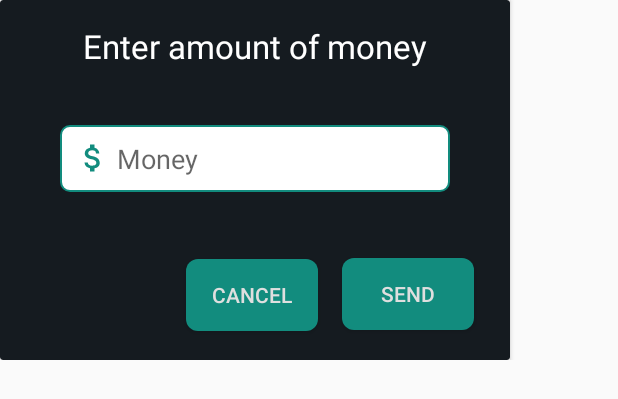
After one commit to SeifEldinMohamed/SimpleBankApp-SparksInternship, an Android app: the layout transaction_dialog.xml on its own in the app's theme, with its tools: preview values and no code run, on a phone screen of 412 x 824 dp. The commit adds this screen. Shown: the top 399 px of the screen. Run offline under Robolectric (Android 15) with nearby library versions, the phone set to English and light mode, and no system bars.

Commit message:
Transfer Dialog added

```diff
--- a/app/src/main/java/com/seif/simplebankapp/data/models/Transactions.kt
+++ b/app/src/main/java/com/seif/simplebankapp/data/models/Transactions.kt
@@ -1,13 +1,16 @@
 package com.seif.simplebankapp.data.models
 
+import android.os.Parcelable
 import androidx.room.Entity
 import androidx.room.PrimaryKey
+import kotlinx.parcelize.Parcelize
 
 @Entity
+@Parcelize
 data class Transactions(
     @PrimaryKey(autoGenerate = true)
     var id: Int,
     val from_clientName: String,
     val to_clientName: String,
     val moneyTransfer: Double
-)
+):Parcelable
--- a/app/src/main/java/com/seif/simplebankapp/ui/fragments/ClientsFragment.kt
+++ b/app/src/main/java/com/seif/simplebankapp/ui/fragments/ClientsFragment.kt
@@ -35,9 +35,7 @@ class ClientsFragment : Fragment() {
         })
         val clients = setUpDummyClients()
         clientsViewModel.addClients(clients)
-
         setUpRecyclerView()
-
     }
 
     private fun setUpRecyclerView() {
--- a/app/src/main/res/drawable/btn_transfer_money.xml
+++ b/app/src/main/res/drawable/btn_transfer_money.xml
@@ -1,5 +1,7 @@
 <?xml version="1.0" encoding="utf-8"?>
-<shape xmlns:android="http://schemas.android.com/apk/res/android">
+<shape xmlns:android="http://schemas.android.com/apk/res/android"
+    android:shape="rectangle"
+    >
     <solid android:color="@color/TealGreen" />
     <corners android:radius="8dp" />
 </shape>
--- /dev/null
+++ b/app/src/main/res/drawable/edit_custom_background.xml
@@ -0,0 +1,17 @@
+<?xml version="1.0" encoding="utf-8"?>
+<selector xmlns:android="http://schemas.android.com/apk/res/android">
+<item android:state_enabled="true" android:state_focused="true">
+    <shape android:shape="rectangle">
+        <corners android:radius="6dp" />
+        <solid android:color="@color/white" />
+        <stroke android:color="@color/TealGreen"
+            android:width="1dp" />
+    </shape>
+</item>
+    <item android:state_enabled="true">
+        <shape android:shape="rectangle">
+            <corners android:radius="6dp" />
+            <solid android:color="@color/white" />
+        </shape>
+    </item>
+</selector>
--- /dev/null
+++ b/app/src/main/res/drawable/ic_money.xml
@@ -0,0 +1,10 @@
+<vector xmlns:android="http://schemas.android.com/apk/res/android"
+    android:width="24dp"
+    android:height="24dp"
+    android:viewportWidth="24"
+    android:viewportHeight="24"
+    android:tint="?attr/colorControlNormal">
+  <path
+      android:fillColor="@android:color/white"
+      android:pathData="M11.8,10.9c-2.27,-0.59 -3,-1.2 -3,-2.15 0,-1.09 1.01,-1.85 2.7,-1.85 1.78,0 2.44,0.85 2.5,2.1h2.21c-0.07,-1.72 -1.12,-3.3 -3.21,-3.81V3h-3v2.16c-1.94,0.42 -3.5,1.68 -3.5,3.61 0,2.31 1.91,3.46 4.7,4.13 2.5,0.6 3,1.48 3,2.41 0,0.69 -0.49,1.79 -2.7,1.79 -2.06,0 -2.87,-0.92 -2.98,-2.1h-2.2c0.12,2.19 1.76,3.42 3.68,3.83V21h3v-2.15c1.95,-0.37 3.5,-1.5 3.5,-3.55 0,-2.84 -2.43,-3.81 -4.7,-4.4z"/>
+</vector>
--- /dev/null
+++ b/app/src/main/res/drawable/ic_money_focused.xml
@@ -0,0 +1,10 @@
+<vector xmlns:android="http://schemas.android.com/apk/res/android"
+    android:width="24dp"
+    android:height="24dp"
+    android:viewportWidth="24"
+    android:viewportHeight="24"
+    android:tint="@color/TealGreen">
+  <path
+      android:fillColor="@color/TealGreen"
+      android:pathData="M11.8,10.9c-2.27,-0.59 -3,-1.2 -3,-2.15 0,-1.09 1.01,-1.85 2.7,-1.85 1.78,0 2.44,0.85 2.5,2.1h2.21c-0.07,-1.72 -1.12,-3.3 -3.21,-3.81V3h-3v2.16c-1.94,0.42 -3.5,1.68 -3.5,3.61 0,2.31 1.91,3.46 4.7,4.13 2.5,0.6 3,1.48 3,2.41 0,0.69 -0.49,1.79 -2.7,1.79 -2.06,0 -2.87,-0.92 -2.98,-2.1h-2.2c0.12,2.19 1.76,3.42 3.68,3.83V21h3v-2.15c1.95,-0.37 3.5,-1.5 3.5,-3.55 0,-2.84 -2.43,-3.81 -4.7,-4.4z"/>
+</vector>
--- /dev/null
+++ b/app/src/main/res/drawable/money_icon_custom.xml
@@ -0,0 +1,10 @@
+<?xml version="1.0" encoding="utf-8"?>
+<selector xmlns:android="http://schemas.android.com/apk/res/android">
+    <item
+        android:state_focused="true"
+        android:drawable="@drawable/ic_money_focused" />
+    <item
+        android:state_focused="false"
+        android:drawable="@drawable/ic_money" />
+
+</selector>
--- /dev/null
+++ b/app/src/main/res/layout/transaction_dialog.xml
@@ -0,0 +1,83 @@
+<?xml version="1.0" encoding="utf-8"?>
+<androidx.constraintlayout.widget.ConstraintLayout xmlns:android="http://schemas.android.com/apk/res/android"
+    xmlns:app="http://schemas.android.com/apk/res-auto"
+    xmlns:tools="http://schemas.android.com/tools"
+    android:layout_width="match_parent"
+    android:layout_height="wrap_content">
+
+    <androidx.cardview.widget.CardView
+        android:layout_width="340dp"
+        android:layout_height="240dp"
+        app:cardBackgroundColor="@color/mediumBlack"
+        app:layout_constraintStart_toStartOf="parent"
+        app:layout_constraintTop_toTopOf="parent">
+
+        <androidx.constraintlayout.widget.ConstraintLayout
+            android:layout_width="match_parent"
+            android:layout_height="match_parent">
+
+            <Button
+                android:id="@+id/btn_cancel"
+                android:layout_width="wrap_content"
+                android:layout_height="wrap_content"
+                android:layout_marginTop="32dp"
+                android:layout_marginEnd="16dp"
+                android:layout_marginBottom="8dp"
+                android:background="@drawable/btn_transfer_money"
+                android:text="Cancel"
+                android:textColor="@color/textColor"
+                app:layout_constraintBottom_toBottomOf="parent"
+                app:layout_constraintEnd_toStartOf="@+id/btn_send"
+                app:layout_constraintTop_toBottomOf="@+id/moneyEditText"
+                app:layout_constraintVertical_bias="0.518" />
+
+            <TextView
+                android:id="@+id/textView6"
+                android:layout_width="wrap_content"
+                android:layout_height="wrap_content"
+                android:layout_marginStart="64dp"
+                android:layout_marginTop="16dp"
+                android:layout_marginEnd="64dp"
+                android:text="Enter amount of money"
+                android:textColor="@color/white"
+                android:textSize="22sp"
+                app:layout_constraintEnd_toEndOf="parent"
+                app:layout_constraintStart_toStartOf="parent"
+                app:layout_constraintTop_toTopOf="parent" />
+
+            <EditText
+                android:id="@+id/moneyEditText"
+                android:layout_width="0dp"
+                android:layout_height="wrap_content"
+                android:layout_marginStart="40dp"
+                android:layout_marginTop="38dp"
+                android:layout_marginEnd="40dp"
+                android:background="@drawable/edit_custom_background"
+                android:drawableStart="@drawable/money_icon_custom"
+                android:drawablePadding="4dp"
+                android:ems="10"
+                android:hint="Money"
+                android:inputType="number"
+                android:padding="10dp"
+                app:layout_constraintEnd_toEndOf="parent"
+                app:layout_constraintStart_toStartOf="parent"
+                app:layout_constraintTop_toBottomOf="@+id/textView6" />
+
+            <Button
+                android:id="@+id/btn_send"
+                android:layout_width="wrap_content"
+                android:layout_height="wrap_content"
+                android:layout_marginTop="32dp"
+                android:layout_marginEnd="24dp"
+                android:layout_marginBottom="8dp"
+                android:background="@drawable/btn_transfer_money"
+                android:text="Send"
+                android:textColor="@color/textColor"
+                app:layout_constraintBottom_toBottomOf="parent"
+                app:layout_constraintEnd_toEndOf="parent"
+                app:layout_constraintTop_toBottomOf="@+id/moneyEditText" />
+
+        </androidx.constraintlayout.widget.ConstraintLayout>
+
+    </androidx.cardview.widget.CardView>
+</androidx.constraintlayout.widget.ConstraintLayout>
```
Also changed, not shown: app/src/main/java/com/seif/simplebankapp/ClientInfoFragment.kt (+34 -4 lines), app/src/main/java/com/seif/simplebankapp/MainActivity.kt (+15 -5 lines), app/src/main/java/com/seif/simplebankapp/viewmodels/ClientInfoViewModel.kt (added, +44 -0 lines), app/src/main/res/layout/fragment_client_info.xml (+6 -6 lines), app/src/main/res/layout/fragment_select_client.xml (+12 -4 lines), app/src/main/res/navigation/nav_graph.xml (+12 -2 lines).
